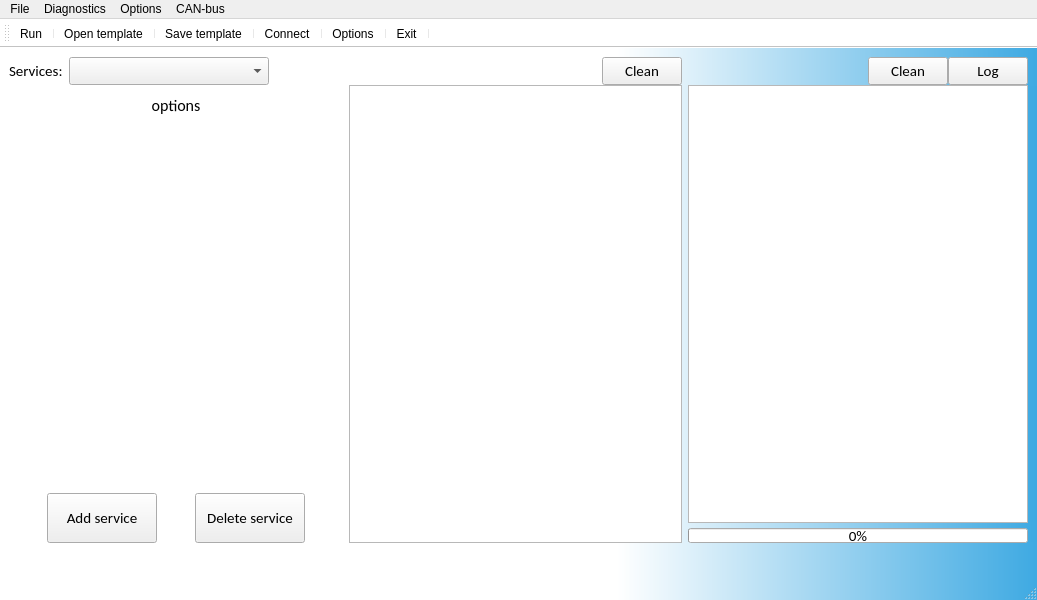
Old version of the form mainwindow.ui in the repository Dimkostyanichtov/UdsDiagnosticTool.
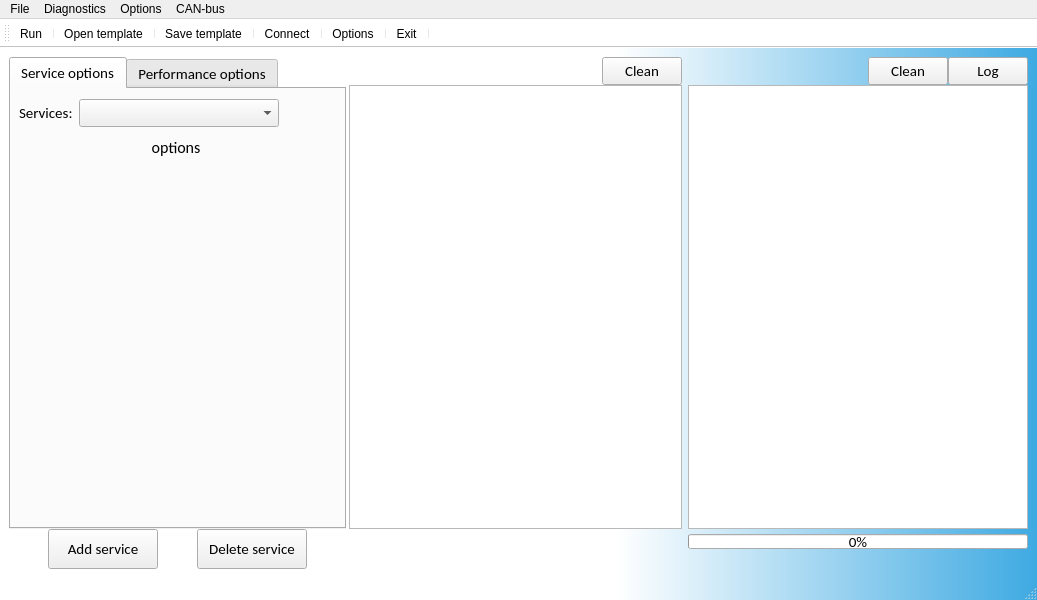
New version of the form. Icons and pictures are not drawn.

Commit message: 3 services complete

The edit to the form file:
```diff
--- a/mainwindow.ui
+++ b/mainwindow.ui
@@ -29,22 +29,53 @@
   <widget class="QWidget" name="centralwidget">
    <layout class="QGridLayout" name="gridLayout">
     <item row="0" column="0">
-     <layout class="QVBoxLayout" name="verticalLayout_4">
+     <layout class="QVBoxLayout" name="centralLayout">
       <property name="spacing">
        <number>0</number>
       </property>
       <item>
-       <layout class="QHBoxLayout" name="horizontalLayout_3">
+       <layout class="QHBoxLayout" name="mainLayout">
         <property name="spacing">
          <number>0</number>
         </property>
         <item>
-         <layout class="QVBoxLayout" name="serviceLayout">
+         <layout class="QVBoxLayout" name="verticalLayout_6">
           <property name="spacing">
            <number>0</number>
           </property>
           <property name="rightMargin">
-           <number>6</number>
+           <number>3</number>
+          </property>
+          <item>
+           <widget class="QTabWidget" name="optionsTabWidget">
+            <property name="font">
+             <font>
+              <family>Calibri</family>
+              <pointsize>11</pointsize>
+             </font>
+            </property>
+            <property name="currentIndex">
+             <number>0</number>
+            </property>
+            <widget class="QWidget" name="serviceOptionsTab">
+             <attribute name="title">
+              <string>Service options</string>
+             </attribute>
+             <widget class="QWidget" name="">
+              <property name="geometry">
+               <rect>
+                <x>8</x>
+                <y>10</y>
+                <width>314</width>
+                <height>401</height>
+               </rect>
+              </property>
+              <layout class="QVBoxLayout" name="serviceManagementLayout">
+               <property name="spacing">
+                <number>0</number>
+               </property>
+               <property name="rightMargin">
+                <number>0</number>
           </property>
           <item>
            <layout class="QHBoxLayout" name="serviceSelectLayout">
@@ -114,6 +145,8 @@
            </layout>
           </item>
           <item>
+                <layout class="QVBoxLayout" name="serviceNameLayout">
+                 <item>
            <spacer name="verticalSpacer_3">
             <property name="orientation">
              <enum>Qt::Vertical</enum>
@@ -161,6 +194,8 @@
             </property>
            </spacer>
           </item>
+                </layout>
+               </item>
           <item>
            <layout class="QVBoxLayout" name="serviceOptionsLayout"/>
           </item>
@@ -177,6 +212,16 @@
             </property>
            </spacer>
           </item>
+              </layout>
+             </widget>
+            </widget>
+            <widget class="QWidget" name="performanceOptionsTab">
+             <attribute name="title">
+              <string>Performance options</string>
+             </attribute>
+            </widget>
+           </widget>
+          </item>
           <item>
            <layout class="QHBoxLayout" name="serviceAddLayout">
             <property name="spacing">
@@ -199,11 +244,11 @@
              </spacer>
             </item>
             <item>
-             <widget class="QPushButton" name="pushButton">
+             <widget class="QPushButton" name="addServicePushButton">
               <property name="minimumSize">
                <size>
                 <width>110</width>
-                <height>50</height>
+                <height>40</height>
                </size>
               </property>
               <property name="font">
@@ -215,6 +260,9 @@
               <property name="text">
                <string>Add service</string>
               </property>
+              <property name="flat">
+               <bool>false</bool>
+              </property>
              </widget>
             </item>
             <item>
@@ -234,11 +282,11 @@
              </spacer>
             </item>
             <item>
-             <widget class="QPushButton" name="pushButton_2">
+             <widget class="QPushButton" name="deleteServicePushButton">
               <property name="minimumSize">
                <size>
                 <width>110</width>
-                <height>50</height>
+                <height>40</height>
                </size>
               </property>
               <property name="font">
@@ -273,7 +321,7 @@
          </layout>
         </item>
         <item>
-         <layout class="QVBoxLayout" name="verticalLayout_2">
+         <layout class="QVBoxLayout" name="serviceListLayout">
           <property name="spacing">
            <number>0</number>
           </property>
@@ -281,7 +329,7 @@
            <number>6</number>
           </property>
           <item>
-           <layout class="QHBoxLayout" name="horizontalLayout">
+           <layout class="QHBoxLayout" name="cleanServiceListLayout">
             <property name="spacing">
              <number>0</number>
             </property>
@@ -299,7 +347,7 @@
              </spacer>
             </item>
             <item>
-             <widget class="QPushButton" name="pushButton_3">
+             <widget class="QPushButton" name="clearServiceListPushButton">
               <property name="font">
                <font>
                 <family>Calibri</family>
@@ -314,7 +362,7 @@
            </layout>
           </item>
           <item>
-           <widget class="QTableView" name="tableView">
+           <widget class="QTableView" name="serviceTableView">
             <property name="font">
              <font>
               <family>Calibri</family>
@@ -323,18 +371,57 @@
             </property>
            </widget>
           </item>
+          <item>
+           <spacer name="verticalSpacer_5">
+            <property name="orientation">
+             <enum>Qt::Vertical</enum>
+            </property>
+            <property name="sizeType">
+             <enum>QSizePolicy::Minimum</enum>
+            </property>
+            <property name="sizeHint" stdset="0">
+             <size>
+              <width>20</width>
+              <height>40</height>
+             </size>
+            </property>
+           </spacer>
+          </item>
          </layout>
         </item>
         <item>
-         <layout class="QVBoxLayout" name="verticalLayout_3">
+         <layout class="QVBoxLayout" name="resultsLayout">
           <property name="spacing">
            <number>0</number>
           </property>
           <item>
-           <layout class="QHBoxLayout" name="horizontalLayout_2">
+           <layout class="QHBoxLayout" name="resultsManagementLayout">
             <property name="spacing">
              <number>0</number>
             </property>
+            <item>
+             <widget class="QPushButton" name="linkPushButton">
+              <property name="text">
+               <string/>
+              </property>
+              <property name="icon">
+               <iconset resource="icons.qrc">
+                <normaloff>:/icons/link.png</normaloff>:/icons/link.png</iconset>
+              </property>
+              <property name="iconSize">
+               <size>
+                <width>20</width>
+                <height>20</height>
+               </size>
+              </property>
+              <property name="autoDefault">
+               <bool>false</bool>
+              </property>
+              <property name="flat">
+               <bool>true</bool>
+              </property>
+             </widget>
+            </item>
             <item>
              <spacer name="horizontalSpacer_6">
               <property name="orientation">
@@ -349,7 +436,7 @@
              </spacer>
             </item>
             <item>
-             <widget class="QPushButton" name="pushButton_4">
+             <widget class="QPushButton" name="cleanResultsPushButton">
               <property name="font">
                <font>
                 <family>Calibri</family>
@@ -362,7 +449,7 @@
              </widget>
             </item>
             <item>
-             <widget class="QPushButton" name="pushButton_5">
+             <widget class="QPushButton" name="logResultsPushButtonLog">
               <property name="font">
                <font>
                 <family>Calibri</family>
@@ -421,49 +508,23 @@
             </property>
            </widget>
           </item>
-         </layout>
-        </item>
-       </layout>
-      </item>
       <item>
-       <layout class="QHBoxLayout" name="horizontalLayout_4">
-        <property name="spacing">
-         <number>0</number>
-        </property>
-        <property name="topMargin">
-         <number>6</number>
-        </property>
-        <item>
-         <spacer name="horizontalSpacer_7">
+           <spacer name="verticalSpacer_6">
           <property name="orientation">
-           <enum>Qt::Horizontal</enum>
+             <enum>Qt::Vertical</enum>
+            </property>
+            <property name="sizeType">
+             <enum>QSizePolicy::Minimum</enum>
           </property>
           <property name="sizeHint" stdset="0">
            <size>
-            <width>40</width>
+              <width>20</width>
             <height>20</height>
            </size>
           </property>
          </spacer>
         </item>
-        <item>
-         <widget class="QLabel" name="label">
-          <property name="maximumSize">
-           <size>
-            <width>30</width>
-            <height>30</height>
-           </size>
-          </property>
-          <property name="text">
-           <string/>
-          </property>
-          <property name="pixmap">
-           <pixmap resource="icons.qrc">:/icons/index.png</pixmap>
-          </property>
-          <property name="scaledContents">
-           <bool>true</bool>
-          </property>
-         </widget>
+         </layout>
         </item>
        </layout>
       </item>
@@ -504,7 +565,6 @@
     <property name="title">
      <string>Options</string>
     </property>
-    <addaction name="actionOptions"/>
    </widget>
    <addaction name="menuFile"/>
    <addaction name="menuDiagnostics"/>
@@ -545,7 +605,7 @@
    <addaction name="separator"/>
    <addaction name="connectSerialBus"/>
    <addaction name="separator"/>
-   <addaction name="actionOptions"/>
+   <addaction name="options"/>
    <addaction name="separator"/>
    <addaction name="exit"/>
    <addaction name="separator"/>
@@ -610,7 +670,7 @@
     <string>Ctrl+C</string>
    </property>
   </action>
-  <action name="actionOptions">
+  <action name="options">
    <property name="icon">
     <iconset resource="icons.qrc">
      <normaloff>:/icons/tools.png</normaloff>:/icons/tools.png</iconset>
```
Lines whose indentation alone changed are shown as unchanged. The commit also changes 7 other files.
